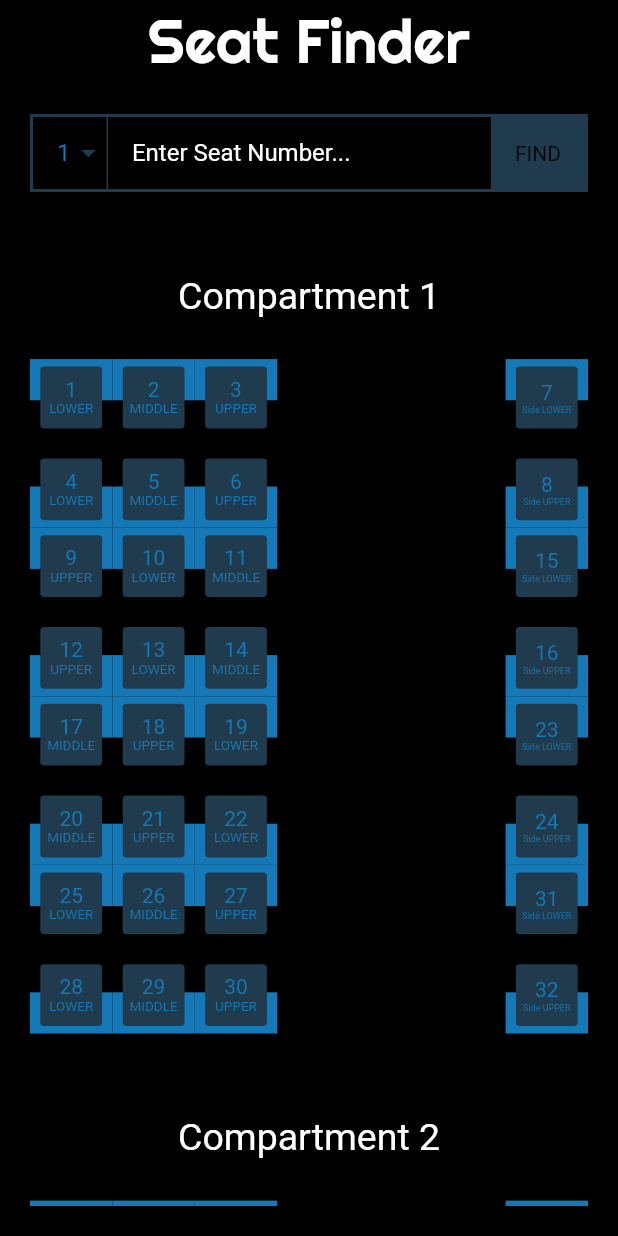
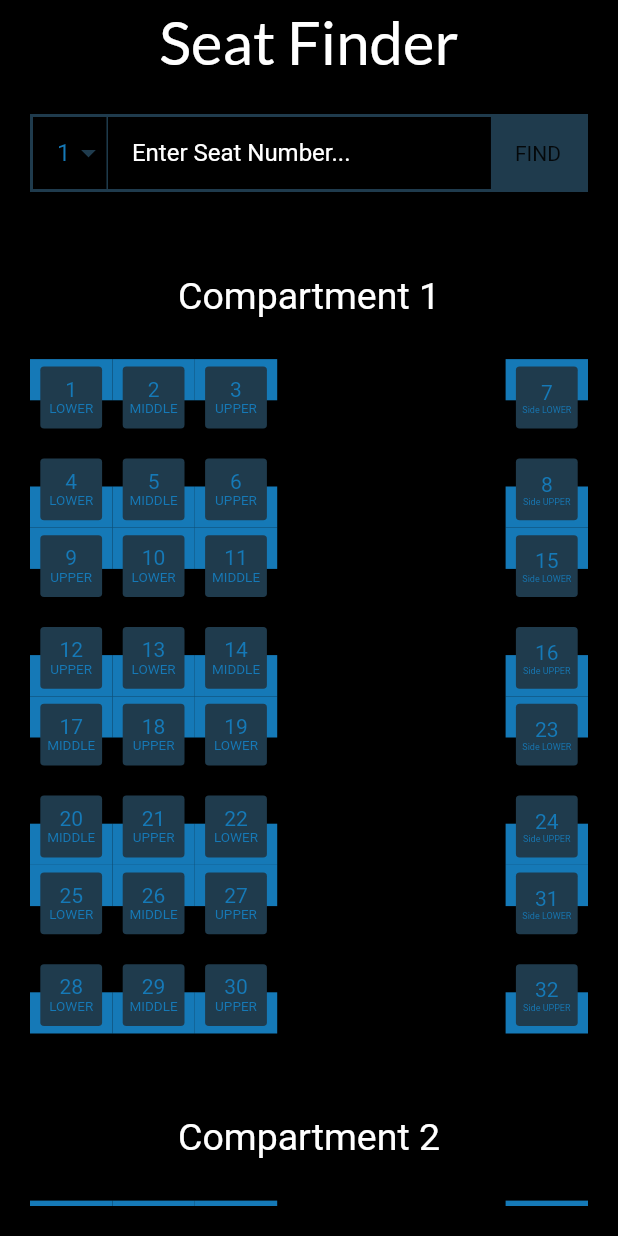
Before and after one commit to Shruti78/CRUVAssignment, a Flutter app: the screen it shows after launch, on a phone screen of 412 x 824 dp. Run offline on Flutter 3.47's test engine with Material 2 defaults, Android fonts, the phone set to English and light mode, and no system bars; our stand-ins replace google_fonts.

Commit message:
changes-pushed

```diff
--- a/lib/screens/seat_finder_screen.dart
+++ b/lib/screens/seat_finder_screen.dart
@@ -99,7 +99,7 @@ class SeatFinderHome extends StatelessWidget {
           child: Center(
             child: Text(
               'Seat Finder',
-              style: GoogleFonts.righteous(fontSize: 40),
+              style: GoogleFonts.lato(fontSize: 40),
             ),
           ),
         ),
```
